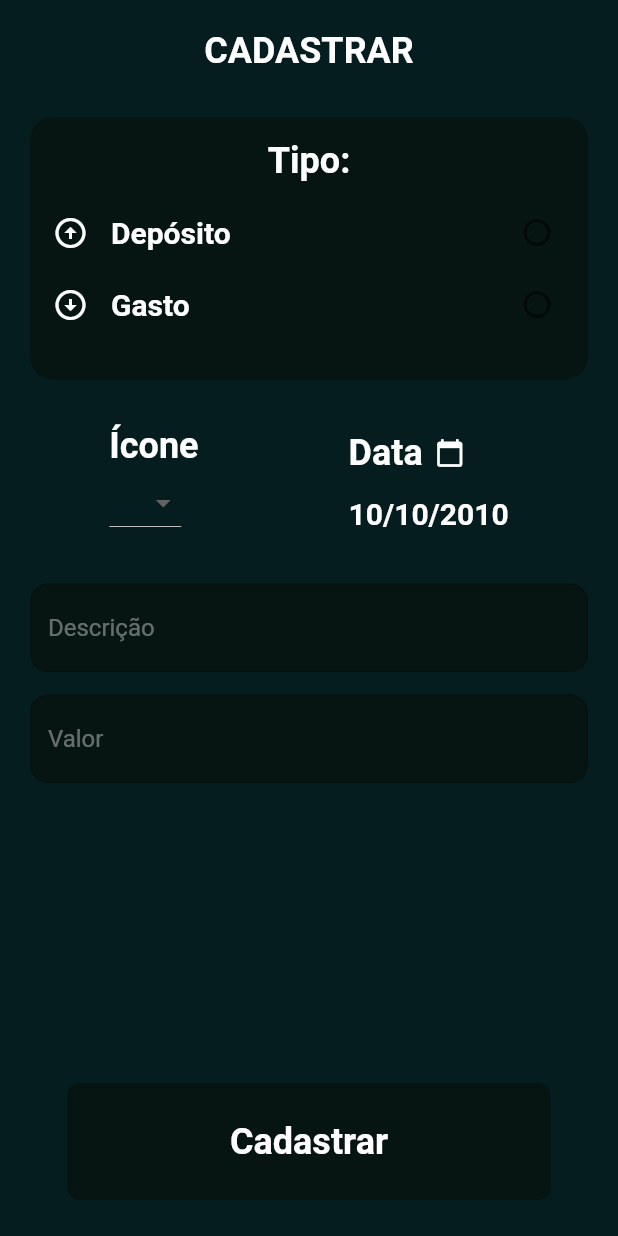
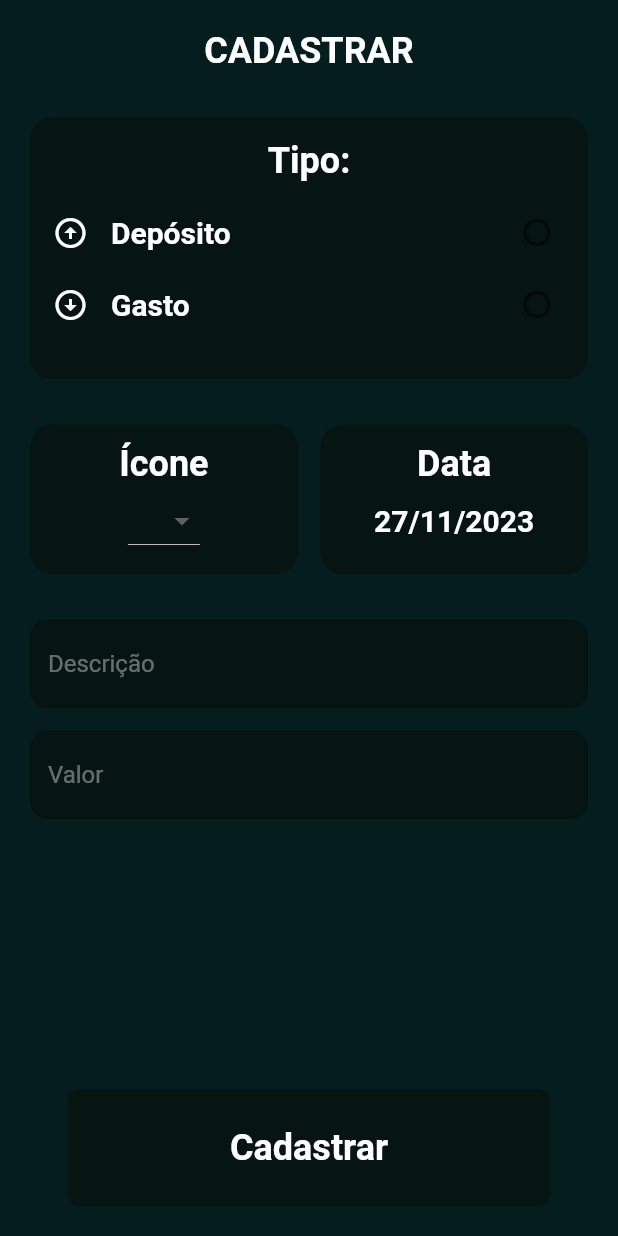
Before and after one commit to HenriqueMichelini/Facilita, a Flutter app: the Cadastrar screen opened directly, on a phone screen of 412 x 824 dp. Run offline on Flutter 3.47's test engine with Material 2 defaults, Android fonts, the phone set to English and light mode, and no system bars; our stand-ins replace firebase_auth, firebase_core, pie_chart; accounts and stored records are empty.

Commit message:
FIX Cadastrar.dart containers

```diff
--- /dev/null
+++ b/facilita_project/lib/components/cadastrar_date.dart
@@ -0,0 +1,46 @@
+import 'package:flutter/material.dart';
+import 'package:intl/intl.dart';
+
+class CadastrarDate extends StatefulWidget {
+  const CadastrarDate({super.key});
+
+  @override
+  _CadastrarDateState createState() => _CadastrarDateState();
+}
+
+class _CadastrarDateState extends State<CadastrarDate> {
+  DateTime selectedDate = DateTime.now();
+
+  Future<void> _selectDate(BuildContext context) async {
+    final DateTime picked = (await showDatePicker(
+          context: context,
+          initialDate: selectedDate,
+          firstDate: DateTime(1900),
+          lastDate: DateTime.now(),
+        )) ??
+        selectedDate;
+
+    if (picked != selectedDate) {
+      setState(() {
+        selectedDate = picked;
+      });
+    }
+  }
+
+  @override
+  Widget build(BuildContext context) {
+    String formattedDate = DateFormat('dd/MM/yyyy').format(selectedDate);
+
+    return TextButton(
+      onPressed: () => _selectDate(context),
+      child: Text(
+        formattedDate,
+        style: const TextStyle(
+          color: Colors.white,
+          fontWeight: FontWeight.bold,
+          fontSize: 20,
+        ),
+      ),
+    );
+  }
+}
--- /dev/null
+++ b/facilita_project/lib/components/cadastrar_date_container.dart
@@ -0,0 +1,33 @@
+import 'package:facilita_project/components/cadastrar_date.dart';
+import 'package:flutter/material.dart';
+
+class CadastrarDateContainer extends StatelessWidget {
+  const CadastrarDateContainer({super.key});
+
+  @override
+  Widget build(BuildContext context) {
+    return Container(
+      width: 200, // Set the width to 200 (you can adjust this value)
+      decoration: BoxDecoration(
+        borderRadius: BorderRadius.circular(15),
+        color: const Color.fromARGB(255, 6, 20, 18),
+      ),
+      height: 100,
+      child: const Column(
+        mainAxisAlignment: MainAxisAlignment.center,
+        crossAxisAlignment: CrossAxisAlignment.center,
+        children: [
+          Text(
+            "Data",
+            style: TextStyle(
+              color: Colors.white,
+              fontWeight: FontWeight.bold,
+              fontSize: 24,
+            ),
+          ),
+          CadastrarDate(), // Assuming CadastrarDropDownButton is a valid widget
+        ],
+      ),
+    );
+  }
+}
--- /dev/null
+++ b/facilita_project/lib/components/cadastrar_icon_container.dart
@@ -0,0 +1,33 @@
+import 'package:flutter/material.dart';
+import 'package:facilita_project/components/cadastrar_dropdownbutton.dart';
+
+class CadastrarIconContainer extends StatelessWidget {
+  const CadastrarIconContainer({Key? key}) : super(key: key);
+
+  @override
+  Widget build(BuildContext context) {
+    return Container(
+      width: 200, // Set the width to 200 (you can adjust this value)
+      decoration: BoxDecoration(
+        borderRadius: BorderRadius.circular(15),
+        color: const Color.fromARGB(255, 6, 20, 18),
+      ),
+      height: 100,
+      child: const Column(
+        mainAxisAlignment: MainAxisAlignment.center,
+        crossAxisAlignment: CrossAxisAlignment.center,
+        children: [
+          Text(
+            "Ícone",
+            style: TextStyle(
+              color: Colors.white,
+              fontWeight: FontWeight.bold,
+              fontSize: 24,
+            ),
+          ),
+          CadastrarDropDownButton(), // Assuming CadastrarDropDownButton is a valid widget
+        ],
+      ),
+    );
+  }
+}
--- a/facilita_project/lib/pages/cadastrar.dart
+++ b/facilita_project/lib/pages/cadastrar.dart
@@ -1,5 +1,6 @@
-import 'package:facilita_project/components/cadastrar_dropdownbutton.dart';
 import 'package:facilita_project/components/cadastrar_button.dart';
+import 'package:facilita_project/components/cadastrar_date_container.dart';
+import 'package:facilita_project/components/cadastrar_icon_container.dart';
 import 'package:flutter/material.dart';
 import 'package:facilita_project/components/my_textfields.dart';
 import 'package:facilita_project/components/cadastrar_tipo_container.dart';
@@ -49,62 +50,20 @@ class _CadastrarState extends State<Cadastrar> {
                 const CadastrarTipoContainer(),
 
                 const SizedBox(height: 30),
-                const Center(
-                  child: Row(
-                    mainAxisAlignment:
-                        MainAxisAlignment.center, // Center content horizontally
-                    children: [
-                      Column(
-                        crossAxisAlignment: CrossAxisAlignment.start,
-                        children: [
-                          Text(
-                            "Ícone",
-                            style: TextStyle(
-                              color: Colors.white,
-                              fontWeight: FontWeight.bold,
-                              fontSize: 24,
-                            ),
-                          ),
-                          CadastrarDropDownButton(),
-                        ],
-                      ),
-                      SizedBox(width: 100),
-                      Column(
-                        crossAxisAlignment: CrossAxisAlignment.start,
-                        children: [
-                          Row(
-                            children: [
-                              Text(
-                                "Data",
-                                style: TextStyle(
-                                  color: Colors.white,
-                                  fontWeight: FontWeight.bold,
-                                  fontSize: 24,
-                                ),
-                              ),
-                              SizedBox(width: 8), // Adjust as needed
-                              Icon(
-                                Icons.calendar_today,
-                                color: Colors.white,
-                                size: 20,
-                              ),
-                            ],
-                          ),
-                          SizedBox(height: 15),
-                          Text(
-                            "10/10/2010",
-                            style: TextStyle(
-                              color: Colors.white,
-                              fontWeight: FontWeight.bold,
-                              fontSize: 20,
-                            ),
-                          ),
-                        ],
-                      ),
-                    ],
-                  ),
+
+                const Row(
+                  crossAxisAlignment: CrossAxisAlignment.center,
+                  mainAxisAlignment: MainAxisAlignment.spaceEvenly,
+                  children: [
+                    Expanded(
+                      child: CadastrarIconContainer(),
+                    ),
+                    SizedBox(width: 15),
+                    Expanded(
+                      child: CadastrarDateContainer(),
+                    ),
+                  ],
                 ),
-
                 const SizedBox(height: 30),
 
                 Column(
@@ -123,7 +82,7 @@ class _CadastrarState extends State<Cadastrar> {
                   ],
                 ),
 
-                const SizedBox(height: 200),
+                const SizedBox(height: 180),
 
                 const CadastrarButton(onTap: _cadastrar)
               ],
--- a/facilita_project/pubspec.yaml
+++ b/facilita_project/pubspec.yaml
@@ -30,6 +30,7 @@ environment:
 dependencies:
   flutter:
     sdk: flutter
+  intl:
   pie_chart: ^5.3.2
   provider: ^6.0.5
   firebase_core: ^2.20.0
```
